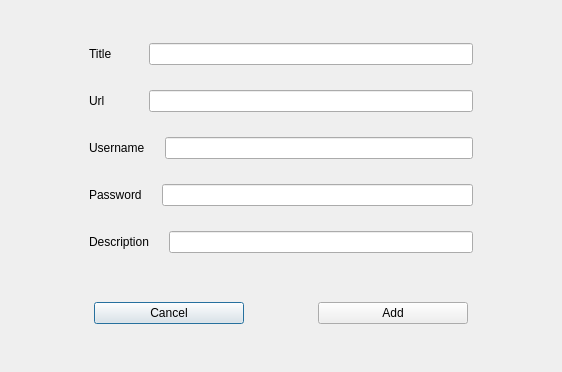
This is Passer/addentry.ui in gwentenjoyer/Passer as Qt 5 draws it before an edit. The edited form follows.
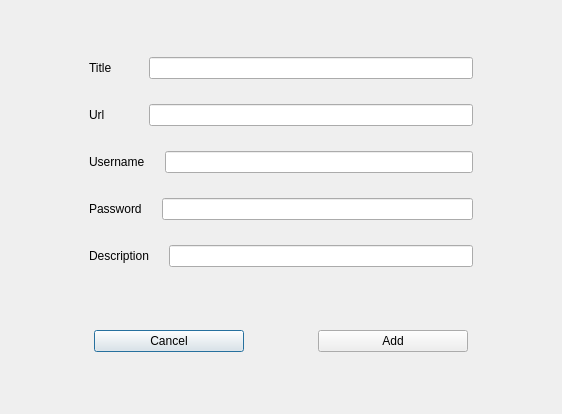
This is the edited form.

Diff of the .ui file:
```diff
--- a/Passer/addentry.ui
+++ b/Passer/addentry.ui
@@ -7,7 +7,7 @@
     <x>0</x>
     <y>0</y>
     <width>562</width>
-    <height>372</height>
+    <height>414</height>
    </rect>
   </property>
   <property name="windowTitle">
```
Left out of the diff: 15 changed lines with no effect on the pictures.
